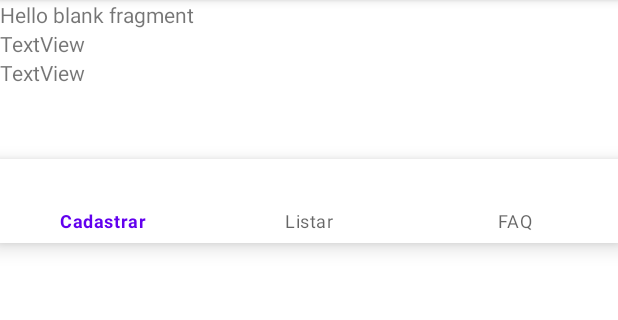
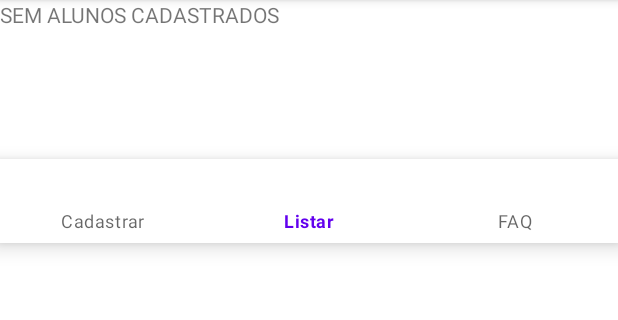
Before and after one commit to tommymolto/aulakotlin, an Android app: the AlunoFragment screen opened through its navigation route, on a phone screen of 412 x 824 dp, the part 84-404 px from its top. Run offline under Robolectric (Android 15) with nearby library versions, the phone set to English and light mode, and no system bars; our stand-ins replace navigation-ui.

Commit message:
navegacao basica feita

```diff
--- a/app/src/main/java/br/edu/infnet/android/ex01/HomeActivity.kt
+++ b/app/src/main/java/br/edu/infnet/android/ex01/HomeActivity.kt
@@ -1,24 +1,53 @@
 package br.edu.infnet.android.ex01
 
+import android.content.res.Resources
 import androidx.appcompat.app.AppCompatActivity
 import android.os.Bundle
-import androidx.navigation.Navigation.findNavController
+import android.util.Log
+import android.util.Log.INFO
+import android.view.MenuItem
+import android.widget.Toast
+import androidx.navigation.NavController
+
 import androidx.navigation.findNavController
+import androidx.navigation.fragment.NavHostFragment
+import androidx.navigation.ui.onNavDestinationSelected
 import androidx.navigation.ui.setupWithNavController
 import br.edu.infnet.android.ex01.model.Turma
+import com.google.android.material.bottomnavigation.BottomNavigationView
 
 import kotlinx.android.synthetic.main.activity_home.*
 
 class HomeActivity : AppCompatActivity() {
     var turma = Turma()
+    private lateinit var  host: NavHostFragment
     override fun onCreate(savedInstanceState: Bundle?) {
         super.onCreate(savedInstanceState)
         setContentView(R.layout.activity_home)
-        //configurarNavegacao()
+        host = supportFragmentManager
+            .findFragmentById(R.id.fragcontainer) as NavHostFragment
+
+
+        // Set up Action Bar
+        val navController = host.navController
+        navController.addOnDestinationChangedListener { _, destination, _ ->
+            val dest: String = try {
+                resources.getResourceName(destination.id)
+            } catch (e: Resources.NotFoundException) {
+                Integer.toString(destination.id)
+            }
+
+            Toast.makeText(this@HomeActivity, "Navigated to $dest",
+                Toast.LENGTH_SHORT).show()
+            Log.d("NavigationActivity", "Navigated to $dest")
+        }
+        configurarNavegacao(navController)
     }
-    private fun configurarNavegacao(){
-        navbar.setupWithNavController(
-            findNavController(R.id.fragcontainer)
-        )
+    private fun configurarNavegacao(navController: NavController){
+        Log.e("INFO", "CONFOIGUREI")
+        val bottomNav = findViewById<BottomNavigationView>(R.id.navbar)
+        bottomNav?.setupWithNavController(navController)
     }
+
+
 }
--- a/app/src/main/java/br/edu/infnet/android/ex01/fragment/AlunoFragment.kt
+++ b/app/src/main/java/br/edu/infnet/android/ex01/fragment/AlunoFragment.kt
@@ -1,6 +1,7 @@
 package br.edu.infnet.android.ex01.fragment
 
 import android.content.Intent
+import android.opengl.Visibility
 import android.os.Bundle
 import android.util.Log
 import android.view.LayoutInflater
@@ -65,12 +66,20 @@ class AlunoFragment : Fragment() {
         }
     }
     fun navegaAluno(){
+        if(turma.alunos?.isEmpty() == true) {
+            tvSemAlunos.visibility = View.VISIBLE
+            llAluno.visibility = View.INVISIBLE
+        }else{
 
-        txtNome.text = turma.alunos[indice].nome
-        txtNotaUm.text = turma.alunos[indice].notaUm.toString()
-        txtNotaDois.text = turma.alunos[indice].notaDois.toString()
-        hasNext()
-        hasPrevious()
+            llAluno.visibility = View.VISIBLE
+            tvSemAlunos.visibility = View.INVISIBLE
+            txtNome.text = turma.alunos[indice].nome
+            txtNotaUm.text = turma.alunos[indice].notaUm.toString()
+            txtNotaDois.text = turma.alunos[indice].notaDois.toString()
+            hasNext()
+            hasPrevious()
+        }
+
 
     }
     override fun onViewCreated(view: View, savedInstanceState: Bundle?) {
--- a/app/src/main/java/br/edu/infnet/android/ex01/fragment/CadastroAlunoFragment.kt
+++ b/app/src/main/java/br/edu/infnet/android/ex01/fragment/CadastroAlunoFragment.kt
@@ -64,7 +64,7 @@ class CadastroAlunoFragment : Fragment() {
         profileIntent.putExtra("turma", Json.encodeToString(turma))
 
         startActivity(profileIntent)*/
-        findNavController().navigate(R.id.AlunoFragmentDest)
+        findNavController().navigate(R.id.Listar)
     }
     fun salvarUsuario( view: View){
         var novoAluno = Aluno(
--- a/app/src/main/res/layout/activity_home.xml
+++ b/app/src/main/res/layout/activity_home.xml
@@ -17,7 +17,7 @@
             android:layout_width="match_parent"
             android:layout_height="wrap_content"
             app:defaultNavHost="true"
-            app:navGraph="@navigation/navigation" />
+            app:navGraph="@navigation/navegacao" />
 
         <com.google.android.material.bottomnavigation.BottomNavigationView
             android:id="@+id/navbar"
--- a/app/src/main/res/layout/fragment_aluno.xml
+++ b/app/src/main/res/layout/fragment_aluno.xml
@@ -6,10 +6,19 @@
     tools:context=".AlunoFragment">
 
     <!-- TODO: Update blank fragment layout -->
-    <LinearLayout
+    <TextView
+        android:id="@+id/tvSemAlunos"
         android:layout_width="match_parent"
         android:layout_height="wrap_content"
-        android:orientation="vertical">
+        android:text="SEM ALUNOS CADASTRADOS"
+        android:visibility="invisible" />
+
+    <LinearLayout
+        android:id="@+id/llAluno"
+        android:layout_width="match_parent"
+        android:layout_height="wrap_content"
+        android:orientation="vertical"
+        android:visibility="visible">
 
         <TextView
             android:id="@+id/txtNome"
@@ -48,6 +57,7 @@
                 android:layout_weight="1"
                 android:text="Proximo" />
         </LinearLayout>
+
     </LinearLayout>
 
 </FrameLayout>
--- a/app/src/main/res/menu/bottom_menu.xml
+++ b/app/src/main/res/menu/bottom_menu.xml
@@ -1,7 +1,13 @@
 <?xml version="1.0" encoding="utf-8"?>
 <menu xmlns:android="http://schemas.android.com/apk/res/android">
 
-    <item android:title="Cadastrar" />
-    <item android:title="Listar" />
-    <item android:title="FAQ" />
+    <item
+        android:id="@id/Cadastrar"
+        android:title="Cadastrar" />
+    <item
+        android:id="@id/Listar"
+        android:title="Listar" />
+    <item
+        android:id="@id/FAQ"
+        android:title="FAQ" />
 </menu>
--- /dev/null
+++ b/app/src/main/res/navigation/navegacao.xml
@@ -0,0 +1,28 @@
+<?xml version="1.0" encoding="utf-8"?>
+<navigation xmlns:android="http://schemas.android.com/apk/res/android"
+    xmlns:app="http://schemas.android.com/apk/res-auto"
+    xmlns:tools="http://schemas.android.com/tools"
+    android:id="@+id/navegacao"
+    app:startDestination="@+id/Cadastrar">
+    <fragment
+        android:id="@+id/FAQ"
+        android:name="br.edu.infnet.android.ex01.fragment.FaqFragment"
+        android:label="fragment_faq"
+        tools:layout="@layout/fragment_faq" >
+
+    </fragment>
+    <fragment
+        android:id="@+id/Listar"
+        android:name="br.edu.infnet.android.ex01.fragment.AlunoFragment"
+        android:label="fragment_aluno"
+        tools:layout="@layout/fragment_aluno" >
+
+    </fragment>
+    <fragment
+        android:id="@+id/Cadastrar"
+        android:name="br.edu.infnet.android.ex01.fragment.CadastroAlunoFragment"
+        android:label="fragment_cadastro_aluno"
+        tools:layout="@layout/fragment_cadastro_aluno" >
+
+    </fragment>
+</navigation>
--- a/app/src/main/res/navigation/navigation.xml
+++ /dev/null
@@ -1,41 +0,0 @@
-<?xml version="1.0" encoding="utf-8"?>
-<navigation xmlns:android="http://schemas.android.com/apk/res/android"
-    xmlns:app="http://schemas.android.com/apk/res-auto"
-    xmlns:tools="http://schemas.android.com/tools"
-    android:id="@+id/navigation"
-    app:startDestination="@id/CadastroAlunoFragmentDest">
-    <fragment
-        android:id="@+id/FaqFragmentDest"
-        android:name="br.edu.infnet.android.ex01.fragment.FaqFragment"
-        android:label="fragment_faq"
-        tools:layout="@layout/fragment_faq" >
-        <action
-            android:id="@+id/action_FaqFragment_to_AlunoFragment"
-            app:destination="@id/AlunoFragmentDest" />
-        <action
-            android:id="@+id/action_FaqFragment_to_cadastroAlunoFragment"
-            app:destination="@id/CadastroAlunoFragmentDest" />
-    </fragment>
-    <fragment
-        android:id="@+id/AlunoFragmentDest"
-        android:name="br.edu.infnet.android.ex01.fragment.AlunoFragment"
-        android:label="fragment_aluno"
-        tools:layout="@layout/fragment_aluno" >
-        <action
-            android:id="@+id/action_AlunoFragment_to_cadastroAlunoFragment"
-            app:destination="@id/CadastroAlunoFragmentDest" />
-    </fragment>
-    <fragment
-        android:id="@+id/CadastroAlunoFragmentDest"
-        android:name="br.edu.infnet.android.ex01.fragment.CadastroAlunoFragment"
-        android:label="fragment_cadastro_aluno"
-        tools:layout="@layout/fragment_cadastro_aluno" >
-        <action
-            android:id="@+id/action_cadastroAlunoFragment_to_AlunoFragment"
-            app:destination="@id/AlunoFragmentDest"
-            app:popUpTo="@id/AlunoFragmentDest" />
-        <action
-            android:id="@+id/action_cadastroAlunoFragment_to_FaqFragment"
-            app:destination="@id/FaqFragmentDest" />
-    </fragment>
-</navigation>
```
